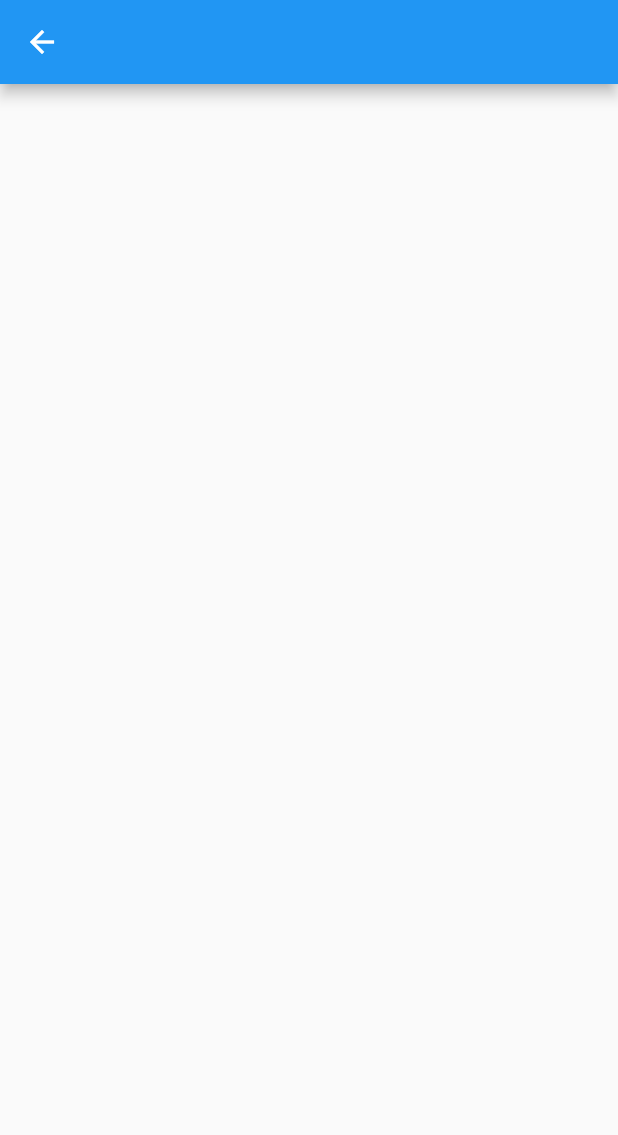
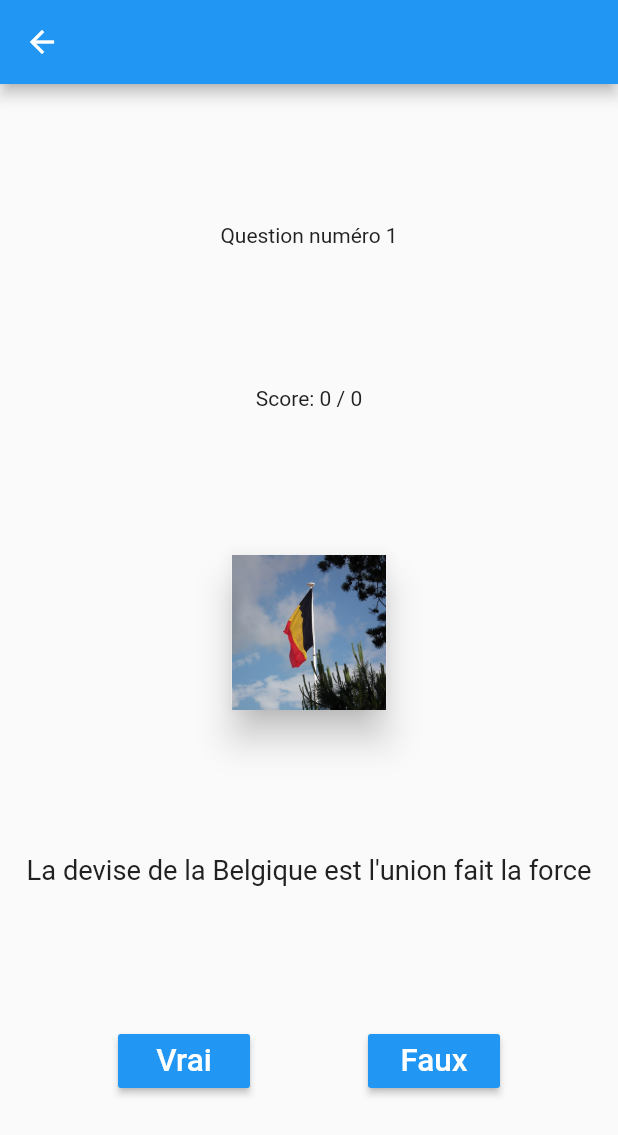
Before and after one commit to DevProsper/FlutterAppQuiz, a Flutter app: the PageQuiz screen opened directly, on a phone screen of 412 x 824 dp. Shown: the top 1135 px of the screen. Run offline on Flutter 3.47's test engine with Material 2 defaults, Android fonts, the phone set to English and light mode, and no system bars.

Commit message:
Mise en place de la vue page_quiz

```diff
--- a/lib/widgets/page_quiz.dart
+++ b/lib/widgets/page_quiz.dart
@@ -1,3 +1,4 @@
+import 'package:flutter/cupertino.dart';
 import 'package:flutter/material.dart';
 import 'CustomText.dart';
 import 'package:flutterquiz/models/question.dart';
@@ -38,14 +39,49 @@ class _PageQuizState extends State<PageQuiz>{
 
   @override
   Widget build(BuildContext context) {
-
+    double taille = MediaQuery.of(context).size.width * 0.25;
     return new Scaffold(
       appBar: new AppBar(
 
       ),
       body: new Center(
-
+          child: new Column(
+            mainAxisAlignment: MainAxisAlignment.spaceEvenly,
+            children: <Widget> [
+              new CustomText("Question numéro ${index +1}", color: Colors.grey[900],),
+              new CustomText("Score: $score / $index", color: Colors.grey[900],),
+              new Card(
+                elevation: 10.0,
+                child: new Container(
+                  height: taille,
+                  width: taille,
+                  child: new Image.asset("img/${question.imagePath}",
+                    fit: BoxFit.cover,
+                  ),
+                ),
+              ),
+              new CustomText(question.question, color: Colors.grey[900],factor: 1.3,),
+              new Row(
+                mainAxisAlignment: MainAxisAlignment.spaceEvenly,
+                children: <Widget> [
+                  boutonBool(true),
+                  boutonBool(false),
+                ],
+              )
+            ],
+          ),
       ),
     );
   }
+
+  RaisedButton boutonBool (bool b){
+    return new RaisedButton(onPressed: (() =>dialoque(b)),
+      color: Colors.blue,
+      child: new CustomText((b) ? "Vrai" : "Faux", factor: 1.5,),
+    );
+  }
+
+  Future<Null> dialoque(bool b) async {
+
+  }
 }
```
